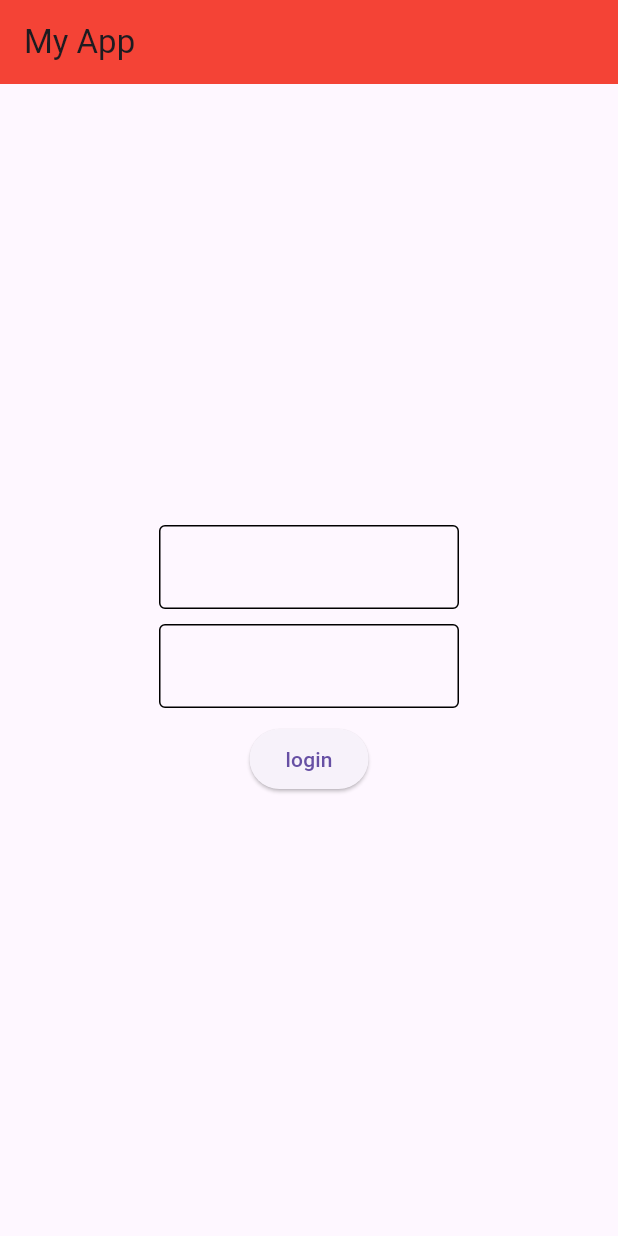
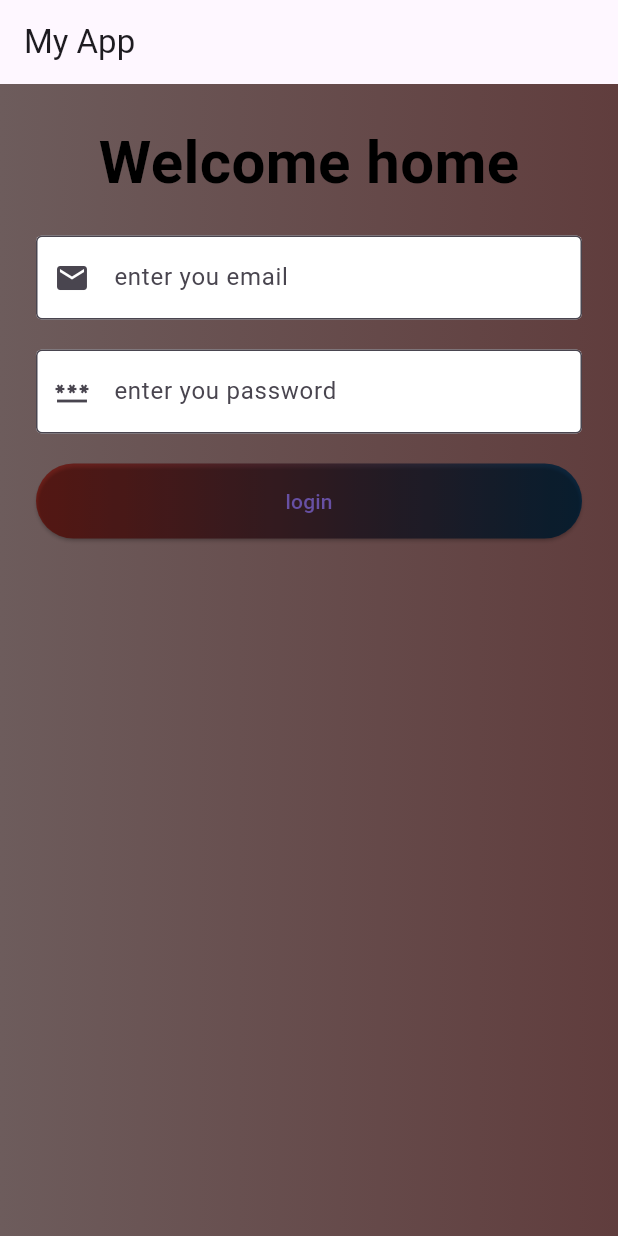
Before and after one commit to surwa803-design/shadi_hall_app, a Flutter app: the screen it shows after launch, on a phone screen of 412 x 824 dp. Run offline on Flutter 3.47's test engine with Material 3 defaults, Android fonts, the phone set to English and light mode, and no system bars.

Commit message:
login page

```diff
--- a/lib/main.dart
+++ b/lib/main.dart
@@ -1,56 +1,89 @@
 import 'package:flutter/material.dart';
-import 'theme.dart';
 
 void main(){
   runApp(MyApp());
 }
 
-
-class MyApp extends StatelessWidget {
-  const new({super.key});
-
+class MyApp extends StatelessWidget{
+  const MyApp({super.key});
 
 @override
-  Widget build(BuildContext context) {
+Widget build(BuildContext context){
   return MaterialApp(
-       home:Scaffold(
+    home: Scaffold(
       appBar: AppBar(
-              backgroundColor: Colors.red,
-               title: Text("My App"),
+        title: Text("My App")
         ),
-          body:Column(
-            mainAxisAlignment: MainAxisAlignment.center,
+      body: Container(
+        height:double.infinity,
+        width:double.infinity,
+        decoration:BoxDecoration(
+          gradient: LinearGradient(colors:
+             [const Color.fromARGB(255, 109, 92, 92), const Color.fromARGB(255, 96, 61, 61)]
+              )
+         ),
+         child:Padding(
+         padding: const EdgeInsets.all(24.0),
+           child: Column(
               children: [
-            Row(
-             mainAxisAlignment: MainAxisAlignment.center,
-            children: [
-              Container(
-            width:200,
-            child:Column(
-            mainAxisAlignment: MainAxisAlignment.center,
-                 children: [
+           Text("Welcome home",
+              style: TextStyle(
+                color: Colors.black,
+                fontWeight: FontWeight.bold,
+                fontSize:40,
+              ),
+            ),
+            SizedBox(
+              height: 20,
+            ),
             TextField(
               decoration: InputDecoration(
-                      enabledBorder: OutlineInputBorder(),
+                border: OutlineInputBorder(),
+                prefixIcon: Icon(Icons.email),
+                filled: true,
+                fillColor:Colors.white,
+                hintText: "enter you email"
               ),
             ),
-                  SizedBox(height: 10),
+             SizedBox(
+              height: 20,
+            ),
             TextField(
+              obscureText: true,
               decoration: InputDecoration(
-                      enabledBorder: OutlineInputBorder(),
+                border: OutlineInputBorder(),
+                prefixIcon: Icon(Icons.password),
+                filled: true,
+                fillColor:Colors.white,
+                hintText: "enter you password"
               ),
             ),
-                  SizedBox(height: 10),
-                 ElevatedButton(onPressed: (){}, child: Text("login"))
-                 ],
-                ) ,
-          )
-            ],
-          )
+             SizedBox(
+              height: 20,
+            ),
+           Container(
+             height: 50,
+             width: 400,
+
+             decoration: BoxDecoration(
+              borderRadius: BorderRadius.circular(100),
+              gradient: LinearGradient(colors:[const Color.fromARGB(255, 115, 32, 26),const Color.fromARGB(255, 10, 39, 63)])
+             ),
+
+             child: ElevatedButton(
+                style:ElevatedButton.styleFrom(
+                   backgroundColor: Colors.transparent,
+                 ),
+              onPressed: (){}, child: Text("login")
+             ),
+           ),
            ],
 
+         ),
+     ),
         )
       ),
     );
+
   }
 }
```
Lines whose indentation alone changed are shown as unchanged.
